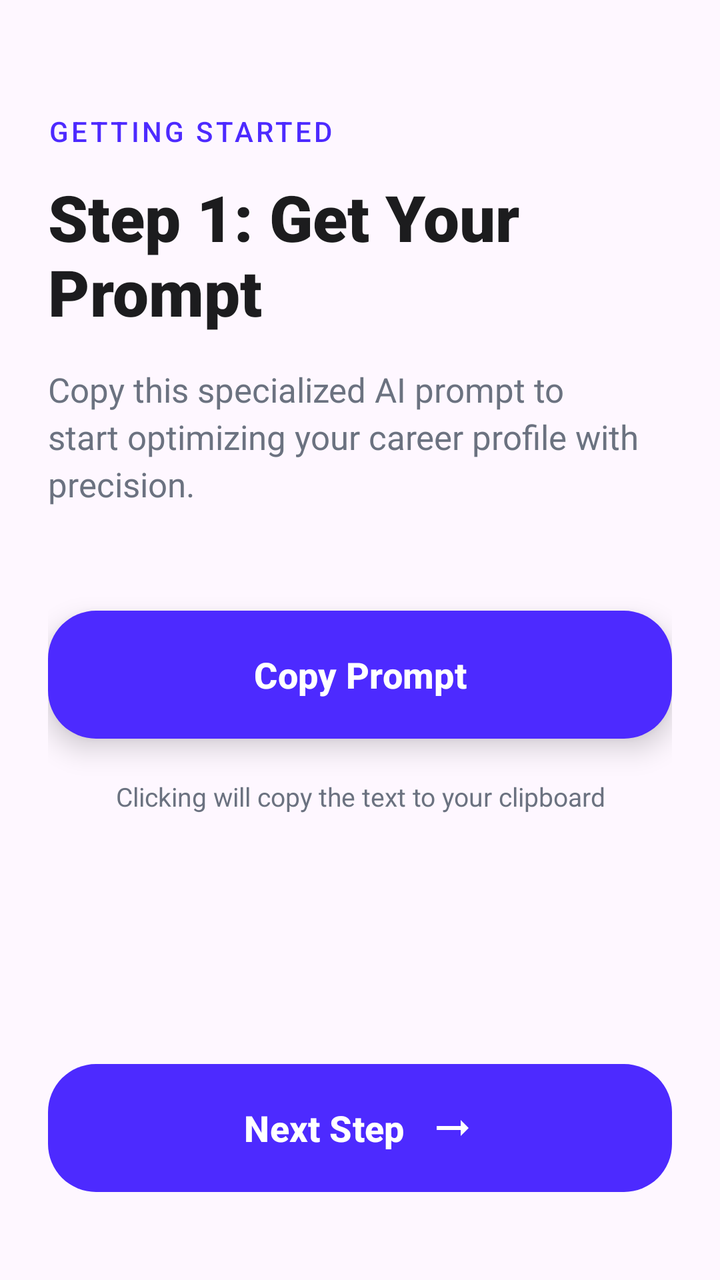
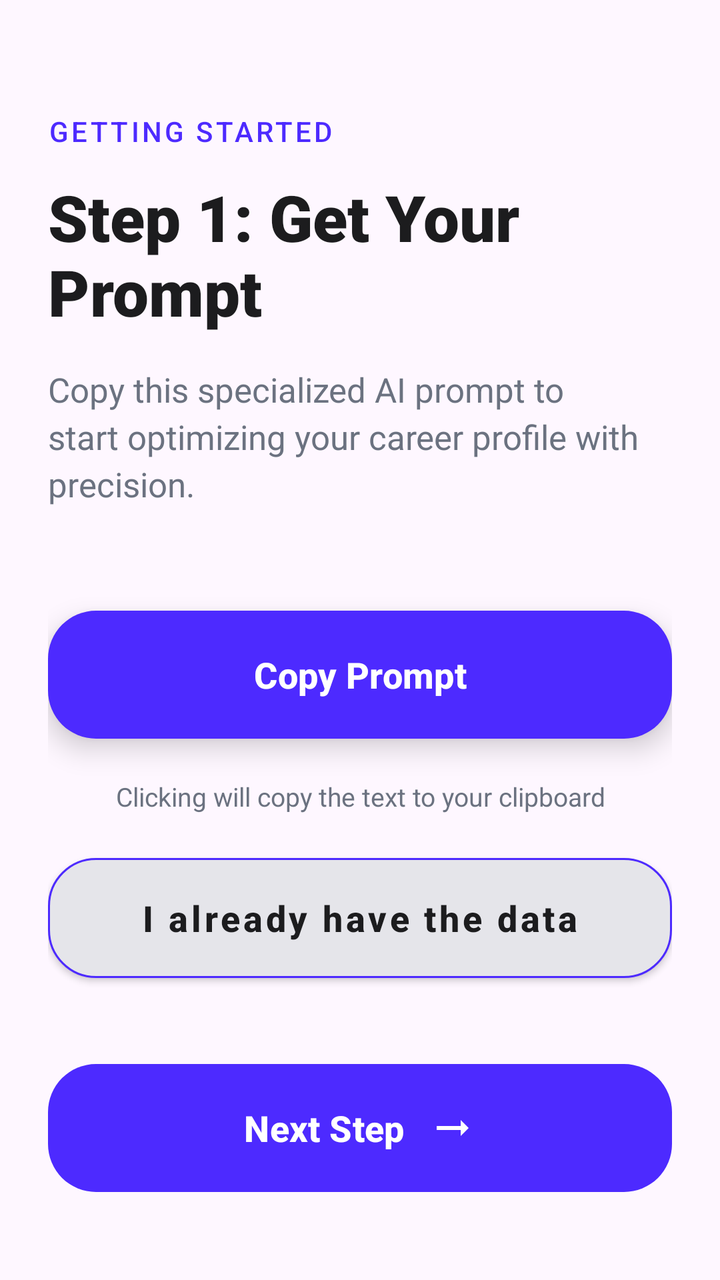

Before-and-after screenshots of an Android layout around one commit, followed by the original layout XML and the change that was made.
<!-- AndroidManifest.xml: application theme Theme.MyApplication -->
<!-- res/layout/layout_ai_step_1.xml -->
<?xml version="1.0" encoding="utf-8"?>
<LinearLayout xmlns:android="http://schemas.android.com/apk/res/android"
    xmlns:app="http://schemas.android.com/apk/res-auto" android:id="@+id/step1Container" android:layout_width="match_parent" android:layout_height="match_parent" android:orientation="vertical" android:padding="24dp">

    <TextView android:layout_width="wrap_content" android:layout_height="wrap_content" android:layout_marginTop="32dp" android:fontFamily="sans-serif-medium" android:text="@string/getting_started" android:textColor="@color/brand_primary" android:textSize="14sp" android:letterSpacing="0.1" />

    <TextView android:layout_width="match_parent" android:layout_height="wrap_content" android:layout_marginTop="12dp" android:fontFamily="sans-serif-black" android:text="@string/ai_step_1_title" android:textColor="@color/text_primary" android:textSize="32sp" />

    <TextView android:layout_width="match_parent" android:layout_height="wrap_content" android:layout_marginTop="16dp" android:text="@string/ai_step_1_desc" android:textColor="@color/text_secondary" android:textSize="17sp" android:lineSpacingExtra="4dp" />

    <com.google.android.material.button.MaterialButton android:id="@+id/btnCopyPromptLarge" android:layout_width="match_parent" android:layout_height="72dp" android:layout_marginTop="48dp" android:text="@string/ai_copy_prompt" android:textAllCaps="false" android:textSize="18sp" android:textStyle="bold" app:cornerRadius="24dp" app:backgroundTint="@color/brand_primary" android:elevation="8dp"/>

    <TextView android:layout_width="match_parent" android:layout_height="wrap_content" android:layout_marginTop="16dp" android:gravity="center" android:text="@string/copy_to_clipboard_hint" android:textColor="@color/text_secondary" android:textSize="13sp" />

    <View android:layout_width="0dp" android:layout_height="0dp" android:layout_weight="1" />

    <com.google.android.material.button.MaterialButton android:id="@+id/btnNextStep1" android:layout_width="match_parent" android:layout_height="72dp" android:layout_marginBottom="16dp" android:text="@string/ai_next_step" android:textAllCaps="false" android:textSize="18sp" android:textStyle="bold" app:cornerRadius="24dp" app:backgroundTint="@color/brand_primary" app:icon="@drawable/ic_manual_arrow_right" app:iconGravity="textEnd" app:iconPadding="12dp" app:iconSize="24dp" android:textColor="#FFFFFF" />

</LinearLayout>
<!-- resources referenced by this layout -->
<resources>
  <color name="brand_primary">#4D2AFF</color>
  <color name="text_primary">#1C1C1E</color>
  <color name="text_secondary">#6B7280</color>
  <!-- drawable ic_manual_arrow_right (drawable) -->
  <vector xmlns:android="http://schemas.android.com/apk/res/android" android:width="24dp" android:height="24dp" android:viewportWidth="24" android:viewportHeight="24">
      <path android:fillColor="#FFFFFFFF" android:pathData="M16.01,11H4v2h12.01v3L20,12l-3.99-4V11z" />
  </vector>
  <string name="ai_copy_prompt">Copy Prompt</string>
  <string name="ai_next_step">Next Step</string>
  <string name="ai_step_1_desc">Copy this specialized AI prompt to start optimizing your career profile with precision.</string>
  <string name="ai_step_1_title">Step 1: Get Your Prompt</string>
  <string name="copy_to_clipboard_hint">Clicking will copy the text to your clipboard</string>
  <string name="getting_started">GETTING STARTED</string>
  <style name="Theme.MyApplication" parent="Base.Theme.MyApplication" />
  <style name="Base.Theme.MyApplication" parent="Theme.Material3.DayNight.NoActionBar">
          
          
          <item name="materialButtonStyle">@style/WobblyMaterialButton</item>
          <item name="android:buttonStyle">@style/WobblyStandardButton</item>
          <item name="imageButtonStyle">@style/WobblyImageButton</item>
          <item name="android:imageButtonStyle">@style/WobblyImageButton</item>
          <item name="materialCardViewStyle">@style/WobblyCardView</item>
      </style>
  <style name="WobblyMaterialButton" parent="Widget.Material3.Button">
          <item name="android:stateListAnimator">@animator/wobbly_slime</item>
      </style>
  <style name="WobblyStandardButton" parent="Widget.AppCompat.Button">
          <item name="android:stateListAnimator">@animator/wobbly_slime</item>
      </style>
  <style name="WobblyImageButton" parent="Widget.AppCompat.ImageButton">
          <item name="android:stateListAnimator">@animator/wobbly_slime</item>
      </style>
  <style name="WobblyCardView" parent="Widget.Material3.CardView.Elevated">
          <item name="android:stateListAnimator">@animator/wobbly_slime</item>
      </style>
</resources>

<!-- the commit's change to res/layout/layout_ai_step_1.xml (unified diff, before → after) -->
@@ -12,6 +12,8 @@
 
     <TextView android:layout_width="match_parent" android:layout_height="wrap_content" android:layout_marginTop="16dp" android:gravity="center" android:text="@string/copy_to_clipboard_hint" android:textColor="@color/text_secondary" android:textSize="13sp" />
 
+    <com.google.android.material.button.MaterialButton android:id="@+id/btnSkipToStep3" android:layout_width="match_parent" android:layout_height="72dp" android:layout_marginTop="16dp" android:text="@string/i_already_have_the_data" android:textAllCaps="false" android:textSize="18sp" android:textStyle="bold" app:cornerRadius="24dp" app:backgroundTint="@color/divider_color_new" android:textColor="@color/text_primary" android:elevation="2dp" app:strokeColor="@color/brand_primary" app:strokeWidth="1dp" style="@style/Widget.MaterialComponents.Button.OutlinedButton"/>
+
     <View android:layout_width="0dp" android:layout_height="0dp" android:layout_weight="1" />
 
     <com.google.android.material.button.MaterialButton android:id="@+id/btnNextStep1" android:layout_width="match_parent" android:layout_height="72dp" android:layout_marginBottom="16dp" android:text="@string/ai_next_step" android:textAllCaps="false" android:textSize="18sp" android:textStyle="bold" app:cornerRadius="24dp" app:backgroundTint="@color/brand_primary" app:icon="@drawable/ic_manual_arrow_right" app:iconGravity="textEnd" app:iconPadding="12dp" app:iconSize="24dp" android:textColor="#FFFFFF" />
<!-- resource entries referenced after the edit -->
@@ -1,6 +1,7 @@
 <!-- resources referenced by this layout -->
 <resources>
   <color name="brand_primary">#4D2AFF</color>
+  <color name="divider_color_new">#E5E5EA</color>
   <color name="text_primary">#1C1C1E</color>
   <color name="text_secondary">#6B7280</color>
   <!-- drawable ic_manual_arrow_right (drawable) -->
@@ -13,6 +14,7 @@
   <string name="ai_step_1_title">Step 1: Get Your Prompt</string>
   <string name="copy_to_clipboard_hint">Clicking will copy the text to your clipboard</string>
   <string name="getting_started">GETTING STARTED</string>
+  <string name="i_already_have_the_data">I already have the data</string>
   <style name="Theme.MyApplication" parent="Base.Theme.MyApplication" />
   <style name="Base.Theme.MyApplication" parent="Theme.Material3.DayNight.NoActionBar">
           
